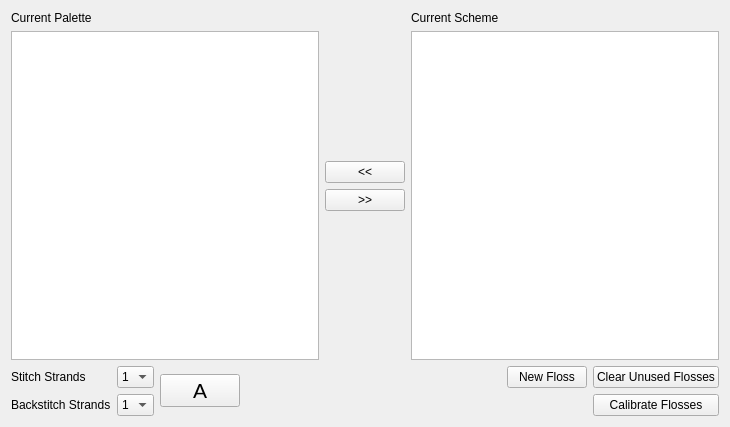
KDE/kxstitch, file ui/PaletteManager.ui: the form before one commit.
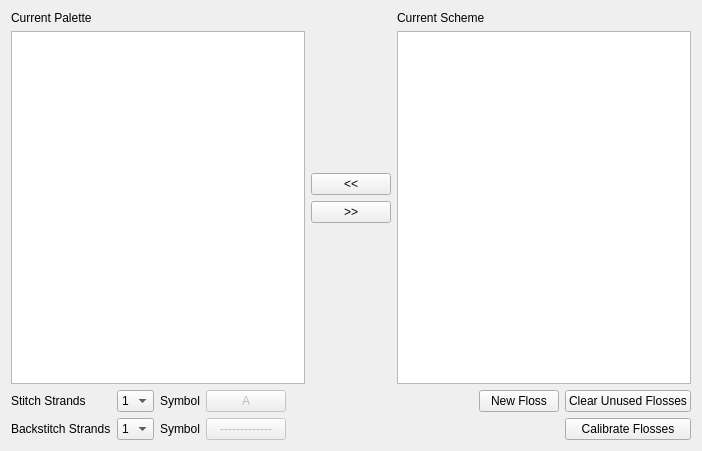
The form after the commit. Custom widgets are drawn as their Qt base class.

Patch:
```diff
--- a/ui/PaletteManager.ui
+++ b/ui/PaletteManager.ui
@@ -6,15 +6,17 @@
    <rect>
     <x>0</x>
     <y>0</y>
-    <width>730</width>
-    <height>427</height>
+    <width>702</width>
+    <height>451</height>
    </rect>
   </property>
   <property name="windowTitle">
    <string>Palette Manager</string>
   </property>
-  <layout class="QGridLayout" name="gridLayout_3">
-   <item row="0" column="0">
+  <layout class="QGridLayout" name="gridLayout">
+   <item row="0" column="0" colspan="6">
+    <layout class="QHBoxLayout" name="horizontalLayout">
+     <item>
     <layout class="QVBoxLayout" name="verticalLayout_2">
      <item>
       <widget class="QLabel" name="label">
@@ -28,7 +30,7 @@
      </item>
     </layout>
    </item>
-   <item row="0" column="1">
+     <item>
     <layout class="QVBoxLayout" name="verticalLayout">
      <item>
       <spacer name="verticalSpacer">
@@ -72,7 +74,7 @@
      </item>
     </layout>
    </item>
-   <item row="0" column="2">
+     <item>
     <layout class="QVBoxLayout" name="verticalLayout_3">
      <item>
       <widget class="QLabel" name="label_2">
@@ -86,60 +88,17 @@
      </item>
     </layout>
    </item>
-   <item row="1" column="0" colspan="3">
-    <layout class="QHBoxLayout" name="horizontalLayout">
-     <item>
-      <layout class="QGridLayout" name="gridLayout">
-       <item row="0" column="0">
+    </layout>
+   </item>
+   <item row="1" column="0">
         <widget class="QLabel" name="label_3">
          <property name="text">
           <string>Stitch Strands</string>
          </property>
         </widget>
        </item>
-       <item row="0" column="1">
-        <widget class="QComboBox" name="StitchStrands">
-         <item>
-          <property name="text">
-           <string>1</string>
-          </property>
-         </item>
-         <item>
-          <property name="text">
-           <string>2</string>
-          </property>
-         </item>
-         <item>
-          <property name="text">
-           <string>3</string>
-          </property>
-         </item>
-         <item>
-          <property name="text">
-           <string>4</string>
-          </property>
-         </item>
-         <item>
-          <property name="text">
-           <string>5</string>
-          </property>
-         </item>
-         <item>
-          <property name="text">
-           <string>6</string>
-          </property>
-         </item>
-        </widget>
-       </item>
-       <item row="1" column="0">
-        <widget class="QLabel" name="label_4">
-         <property name="text">
-          <string>Backstitch Strands</string>
-         </property>
-        </widget>
-       </item>
        <item row="1" column="1">
-        <widget class="QComboBox" name="BackstitchStrands">
+    <widget class="KComboBox" name="StitchStrands">
          <item>
           <property name="text">
            <string>1</string>
@@ -172,34 +131,37 @@
          </item>
         </widget>
        </item>
-      </layout>
-     </item>
-     <item>
-      <widget class="QPushButton" name="FlossSymbol">
-       <property name="font">
-        <font>
-         <pointsize>16</pointsize>
-        </font>
+   <item row="1" column="2">
+    <widget class="QLabel" name="label_5">
+     <property name="text">
+      <string>Symbol</string>
+     </property>
+    </widget>
+   </item>
+   <item row="1" column="3">
+    <widget class="QPushButton" name="StitchSymbol">
+     <property name="enabled">
+      <bool>false</bool>
        </property>
        <property name="text">
         <string>A</string>
        </property>
       </widget>
      </item>
-     <item>
+   <item row="1" column="4">
       <spacer name="horizontalSpacer">
        <property name="orientation">
         <enum>Qt::Horizontal</enum>
        </property>
        <property name="sizeHint" stdset="0">
         <size>
-         <width>40</width>
+       <width>158</width>
          <height>20</height>
         </size>
        </property>
       </spacer>
      </item>
-     <item>
+   <item row="1" column="5" rowspan="2">
       <layout class="QGridLayout" name="gridLayout_2">
        <item row="0" column="0">
         <widget class="QPushButton" name="NewFloss">
@@ -224,10 +186,73 @@
        </item>
       </layout>
      </item>
-    </layout>
+   <item row="2" column="0">
+    <widget class="QLabel" name="label_4">
+     <property name="text">
+      <string>Backstitch Strands</string>
+     </property>
+    </widget>
    </item>
+   <item row="2" column="1">
+    <widget class="KComboBox" name="BackstitchStrands">
+     <item>
+      <property name="text">
+       <string>1</string>
+      </property>
+     </item>
+     <item>
+      <property name="text">
+       <string>2</string>
+      </property>
+     </item>
+     <item>
+      <property name="text">
+       <string>3</string>
+      </property>
+     </item>
+     <item>
+      <property name="text">
+       <string>4</string>
+      </property>
+     </item>
+     <item>
+      <property name="text">
+       <string>5</string>
+      </property>
+     </item>
+     <item>
+      <property name="text">
+       <string>6</string>
+      </property>
+     </item>
+    </widget>
+   </item>
+   <item row="2" column="2">
+    <widget class="QLabel" name="label_6">
+     <property name="text">
+      <string>Symbol</string>
+     </property>
+    </widget>
+   </item>
+   <item row="2" column="3">
+    <widget class="QPushButton" name="BackstitchSymbol">
+     <property name="enabled">
+      <bool>false</bool>
+     </property>
+     <property name="text">
+      <string>-------------</string>
+     </property>
+    </widget>
+   </item>
   </layout>
  </widget>
+ <customwidgets>
+  <customwidget>
+   <class>KComboBox</class>
+   <extends>QComboBox</extends>
+   <header>kcombobox.h</header>
+  </customwidget>
+ </customwidgets>
  <resources/>
  <connections/>
 </ui>
```
Lines whose indentation alone changed are shown as unchanged.
